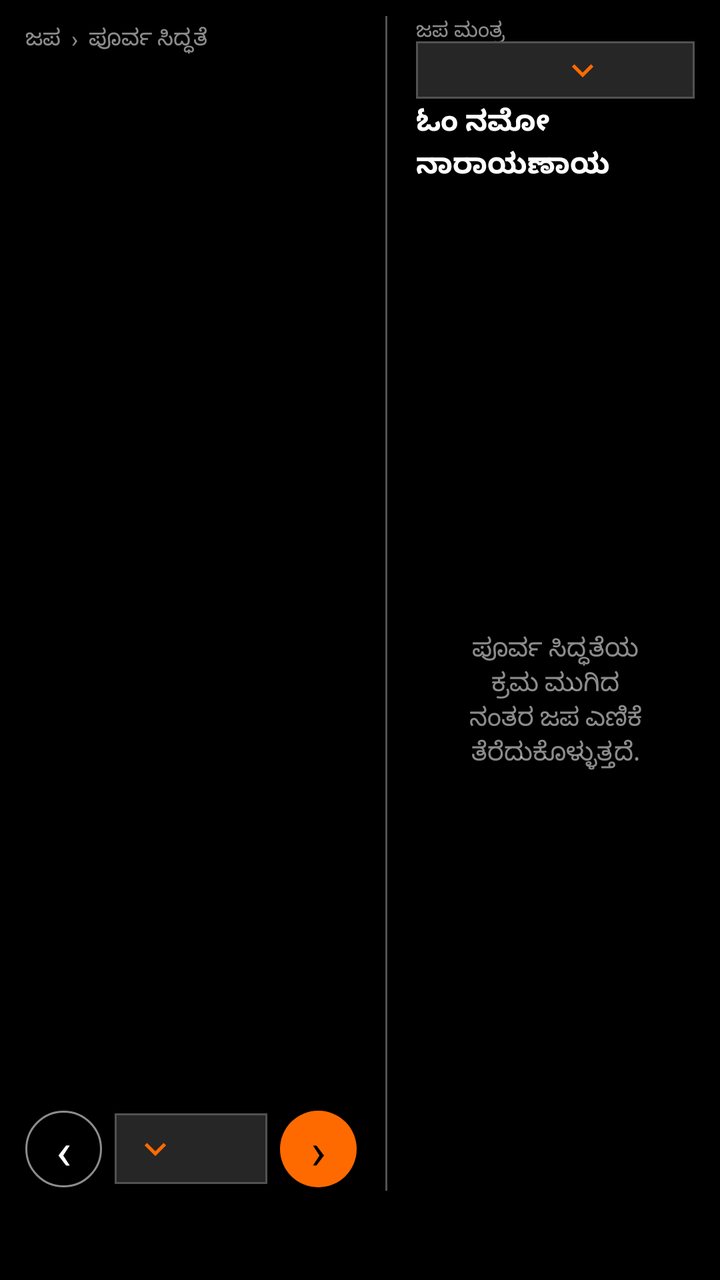
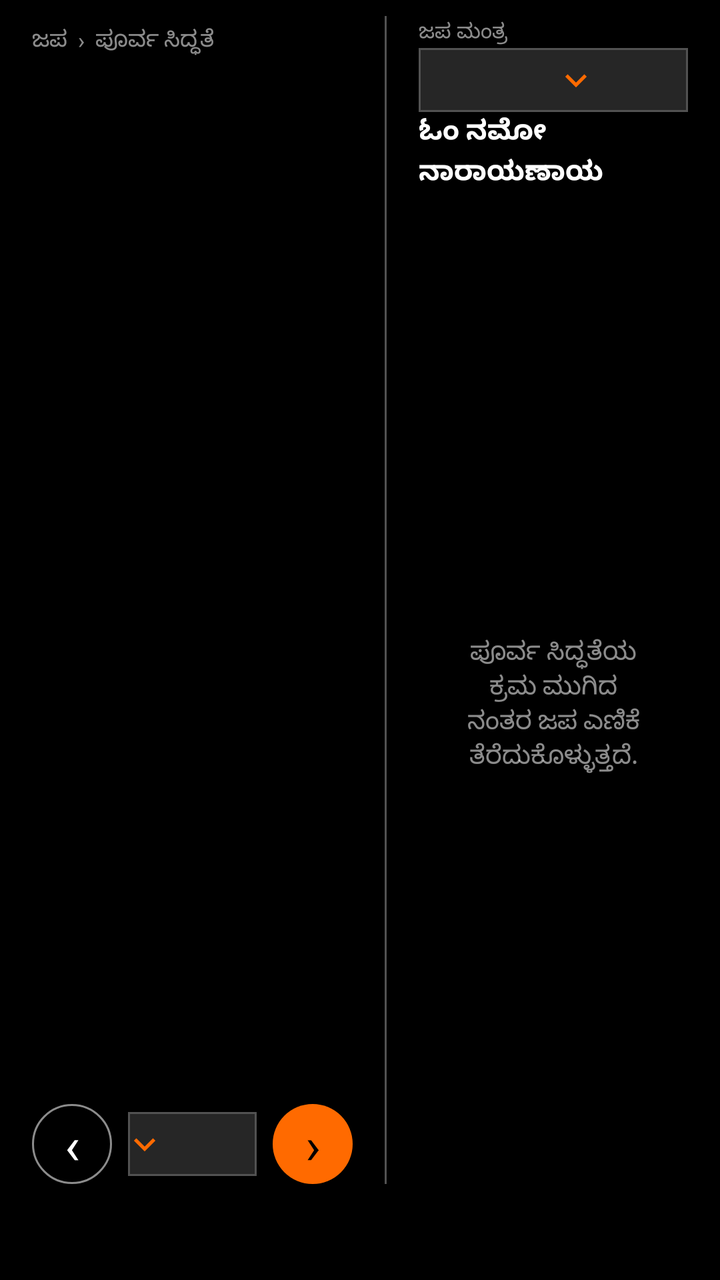

Two renders of the same Android screen: before a commit and after it. Below are the layout's source before the change and the commit's diff.
<!-- AndroidManifest.xml: application theme Theme.PaperDesk -->
<!-- res/layout/page_japa.xml -->
<?xml version="1.0" encoding="utf-8"?>
<LinearLayout xmlns:android="http://schemas.android.com/apk/res/android"
    android:layout_width="match_parent"
    android:layout_height="match_parent"
    android:background="@color/black"
    android:orientation="horizontal"
    android:paddingLeft="@dimen/page_pad_h"
    android:paddingTop="@dimen/japa_pad_top"
    android:paddingRight="@dimen/page_pad_h"
    android:paddingBottom="@dimen/japa_pad_bottom">

    <LinearLayout
        android:layout_width="0dp"
        android:layout_height="match_parent"
        android:layout_weight="1.08"
        android:orientation="vertical"
        android:paddingRight="14.4dp">

        <TextView android:id="@+id/japaTitle" style="@style/Desk.Title"
            android:layout_width="1dp" android:layout_height="1dp" android:visibility="gone" />

        <TextView android:id="@+id/japaRitualTitle" style="@style/Desk.Meta"
            android:layout_width="match_parent" android:layout_height="22.4dp"
            android:gravity="center_vertical" android:text="ಜಪ  ›  ಪೂರ್ವ ಸಿದ್ಧತೆ"
            android:textColor="@color/white_55" android:textSize="11.2sp" />

        <TextView android:id="@+id/japaRitualStep"
            android:layout_width="match_parent" android:layout_height="wrap_content"
            android:layout_marginTop="6.4dp" android:fontWeight="600"
            android:textColor="@color/white" android:textSize="17.6sp" />

        <TextView android:id="@+id/japaRitualBody" style="@style/Desk.Body2"
            android:layout_width="match_parent" android:layout_height="0dp" android:layout_weight="1"
            android:layout_marginTop="6.4dp" android:lineSpacingExtra="2.4dp"
            android:textColor="@color/white_70" android:textSize="13.6sp" />

        <LinearLayout android:layout_width="match_parent" android:layout_height="41.6dp"
            android:gravity="center_vertical" android:orientation="horizontal">
            <TextView android:id="@+id/japaRitualBack"
                android:layout_width="38.4dp" android:layout_height="38.4dp" android:background="@drawable/bg_circle"
                android:contentDescription="ಹಿಂದಿನ ಜಪ ಕ್ರಮ" android:gravity="center" android:text="‹"
                android:textColor="@color/white" android:textSize="25.6sp" />
            <Spinner android:id="@+id/japaRitual"
                android:layout_width="0dp" android:layout_height="35.2dp" android:layout_weight="1"
                android:layout_marginLeft="6.4dp" android:layout_marginRight="6.4dp"
                android:background="@drawable/bg_dropdown" android:popupBackground="@color/surface_2"
                android:spinnerMode="dropdown" />
            <TextView android:id="@+id/japaRitualNext"
                android:layout_width="38.4dp" android:layout_height="38.4dp" android:background="@drawable/bg_circle_fill"
                android:contentDescription="ಮುಂದಿನ ಜಪ ಕ್ರಮ" android:gravity="center" android:text="›"
                android:textColor="@color/black" android:textSize="25.6sp" />
        </LinearLayout>
    </LinearLayout>

    <View android:layout_width="1dp" android:layout_height="match_parent" android:background="@color/divider" />

    <LinearLayout android:layout_width="0dp" android:layout_height="match_parent"
        android:layout_weight="0.92" android:orientation="vertical" android:paddingLeft="14.4dp">

        <TextView style="@style/Desk.Meta" android:layout_width="match_parent" android:layout_height="12.8dp"
            android:gravity="center_vertical" android:text="ಜಪ ಮಂತ್ರ" android:textColor="@color/white_55" />

        <Spinner android:id="@+id/japaMantra" android:layout_width="match_parent" android:layout_height="28.8dp"
            android:background="@drawable/bg_dropdown" android:popupBackground="@color/surface_2"
            android:spinnerMode="dropdown" />

        <TextView android:id="@+id/japaMantraName"
            android:layout_width="match_parent" android:layout_height="41.6dp" android:layout_marginTop="1.6dp"
            android:autoSizeMaxTextSize="17.6sp" android:autoSizeMinTextSize="10.4sp"
            android:autoSizeStepGranularity="0.8sp" android:autoSizeTextType="uniform"
            android:fontWeight="700" android:gravity="center_vertical" android:lineSpacingExtra="1.6dp"
            android:maxLines="3" android:text="ಓಂ ನಮೋ ನಾರಾಯಣಾಯ" android:textColor="@color/white"
            android:textSize="17.6sp" android:textStyle="bold" />

        <TextView android:id="@+id/japaMantraNote" style="@style/Desk.Meta"
            android:layout_width="match_parent" android:layout_height="12.8dp"
            android:gravity="center_vertical" android:textColor="@color/carbon_support_warning"
            android:textSize="10.4sp" android:visibility="invisible" />

        <TextView android:id="@+id/japaWaiting"
            android:layout_width="match_parent" android:layout_height="0dp" android:layout_weight="1"
            android:gravity="center" android:paddingLeft="12.8dp" android:paddingRight="12.8dp"
            android:text="ಪೂರ್ವ ಸಿದ್ಧತೆಯ ಕ್ರಮ ಮುಗಿದ ನಂತರ ಜಪ ಎಣಿಕೆ ತೆರೆದುಕೊಳ್ಳುತ್ತದೆ."
            android:textColor="@color/white_55" android:textSize="12.8sp" />

        <LinearLayout android:id="@+id/japaCounterPane"
            android:layout_width="match_parent" android:layout_height="0dp" android:layout_weight="1"
            android:gravity="center_horizontal" android:orientation="vertical" android:visibility="gone">
            <TextView android:id="@+id/japaCurrent"
                android:layout_width="match_parent" android:layout_height="35.2dp" android:gravity="center"
                android:includeFontPadding="true" android:text="೦" android:textColor="@color/white"
                android:textSize="24sp" />
            <LinearLayout android:layout_width="match_parent" android:layout_height="70.4dp"
                android:gravity="center" android:orientation="horizontal">
                <TextView android:id="@+id/japaTap"
                    android:layout_width="65.6dp" android:layout_height="65.6dp" android:background="@drawable/bg_circle_fill"
                    android:contentDescription="ಒಂದು ಜಪ ಸೇರಿಸಿ" android:fontWeight="700" android:gravity="center"
                    android:text="ಜಪ\n+೧" android:textColor="@color/black" android:textSize="15.2sp" />
                <LinearLayout android:layout_width="70.4dp" android:layout_height="67.2dp"
                    android:layout_marginLeft="9.6dp" android:gravity="center" android:orientation="vertical">
                    <LinearLayout android:layout_width="match_parent" android:layout_height="30.4dp"
                        android:gravity="center" android:orientation="horizontal">
                        <TextView android:id="@+id/japa108"
                            android:layout_width="28.8dp" android:layout_height="28.8dp" android:background="@drawable/bg_circle"
                            android:contentDescription="ನೂರ ಎಂಟು ಜಪ ಸೇರಿಸಿ" android:gravity="center" android:text="+೧೦೮"
                            android:textColor="@color/white" android:textSize="8.8sp" />
                        <TextView android:id="@+id/japaUndo"
                            android:layout_width="28.8dp" android:layout_height="28.8dp" android:layout_marginLeft="6.4dp"
                            android:background="@drawable/bg_circle" android:contentDescription="ಒಂದು ಎಣಿಕೆ ಹಿಂದಕ್ಕೆ"
                            android:gravity="center" android:text="−೧" android:textColor="@color/white" android:textSize="12sp" />
                    </LinearLayout>
                    <LinearLayout android:layout_width="match_parent" android:layout_height="30.4dp"
                        android:layout_marginTop="3.2dp" android:gravity="center" android:orientation="horizontal">
                        <TextView android:id="@+id/japaComplete"
                            android:layout_width="28.8dp" android:layout_height="28.8dp" android:background="@drawable/bg_circle_fill"
                            android:contentDescription="ಜಪ ಅವಧಿ ದಾಖಲಿಸು" android:gravity="center" android:text="✓"
                            android:textColor="@color/black" android:textSize="16sp" />
                        <TextView android:id="@+id/japaReset"
                            android:layout_width="28.8dp" android:layout_height="28.8dp" android:layout_marginLeft="6.4dp"
                            android:background="@drawable/bg_circle" android:contentDescription="ಪ್ರಸ್ತುತ ಜಪ ಎಣಿಕೆಯನ್ನು ಮರುಹೊಂದಿಸು"
                            android:gravity="center" android:text="↺" android:textColor="@color/white" android:textSize="15.2sp" />
                    </LinearLayout>
                </LinearLayout>
            </LinearLayout>
            <TextView android:id="@+id/japaSessions" style="@style/Desk.Meta"
                android:layout_width="match_parent" android:layout_height="12.8dp" android:gravity="center"
                android:textSize="10.4sp" />
        </LinearLayout>
    </LinearLayout>
</LinearLayout>
<!-- resources referenced by this layout -->
<resources>
  <color name="black">#000000</color>
  <color name="carbon_support_warning">#F1C21B</color>
  <color name="divider">#525252</color>
  <color name="surface_2">#262626</color>
  <color name="white">#FFFFFF</color>
  <color name="white_55">#8CFFFFFF</color>
  <color name="white_70">#B3FFFFFF</color>
  <dimen name="japa_pad_bottom">44.8dp</dimen>
  <dimen name="japa_pad_top">8dp</dimen>
  <dimen name="page_pad_h">12.8dp</dimen>
  <!-- drawable bg_circle_fill (drawable) -->
  <?xml version="1.0" encoding="utf-8"?>
  <ripple xmlns:android="http://schemas.android.com/apk/res/android"
      android:color="@color/white">
      <item>
          <shape android:shape="oval">
              <solid android:color="@color/accent" />
          </shape>
      </item>
  </ripple>
  <style name="Desk.Body2" parent="Desk">
          <item name="android:textSize">@dimen/type_body2</item>
          <item name="android:fontWeight">400</item>
          <item name="android:textStyle">normal</item>
          <item name="android:textColor">@color/white_70</item>
      </style>
  <style name="Desk.Meta" parent="Desk">
          <item name="android:textSize">@dimen/type_meta</item>
          <item name="android:fontWeight">400</item>
          <item name="android:textStyle">normal</item>
          <item name="android:textColor">@color/white_55</item>
      </style>
  <style name="Desk.Title" parent="Desk">
          <item name="android:textSize">@dimen/type_title</item>
          <item name="android:fontWeight">600</item>
          <item name="android:textStyle">normal</item>
          <item name="android:textColor">@color/white</item>
      </style>
  <color name="accent">#FF6A00</color>
  <dimen name="stroke_standard">1dp</dimen>
  <style name="Desk">
          <item name="android:fontFamily">sans-serif</item>
          <item name="android:textColor">@color/white</item>
      </style>
  <dimen name="type_body2">12sp</dimen>
  <dimen name="type_meta">10.4sp</dimen>
  <dimen name="type_title">17.6sp</dimen>
  <color name="carbon_support_error">#FA4D56</color>
  <color name="carbon_gray_80">#393939</color>
  <style name="ShapeAppearance.PaperDesk" parent="ShapeAppearance.MaterialComponents">
          <item name="cornerFamily">rounded</item>
          <item name="cornerSize">0dp</item>
      </style>
  <style name="Desk.Check" parent="Widget.AppCompat.CompoundButton.CheckBox">
          <item name="android:button">@drawable/bg_checkbox</item>
      </style>
  <color name="accent_70">#B3FF6A00</color>
  <dimen name="btn_h">32dp</dimen>
  <dimen name="type_btn">12sp</dimen>
  <dimen name="space_16">12.8dp</dimen>
  <dimen name="space_8">6.4dp</dimen>
  <dimen name="touch">35.2dp</dimen>
  <dimen name="stroke_hairline">0.5dp</dimen>
  <!-- drawable bg_dialog (drawable) -->
  <?xml version="1.0" encoding="utf-8"?>
  <shape xmlns:android="http://schemas.android.com/apk/res/android"
      android:shape="rectangle">
      <solid android:color="@color/black" />
      <stroke
          android:width="@dimen/stroke"
          android:color="@color/white" />
  </shape>
  <style name="Desk.DialogButton.Positive" parent="Desk.DialogButton">
          <item name="android:textColor">@color/accent</item>
      </style>
  <style name="Desk.DialogButton.Negative" parent="Desk.DialogButton">
          <item name="android:textColor">@color/white_70</item>
      </style>
  <dimen name="check">16dp</dimen>
  <dimen name="stroke">0.5dp</dimen>
  <style name="Desk.DialogButton" parent="Widget.AppCompat.Button.ButtonBar.AlertDialog">
          <item name="android:background">@color/black</item>
          <item name="android:minHeight">48dp</item>
          <item name="android:textSize">18sp</item>
      </style>
  <!-- unchanged entries left out for length: 12 -->
</resources>

<!-- the commit's change to res/layout/page_japa.xml (unified diff, before → after) -->
@@ -14,39 +14,39 @@
         android:layout_height="match_parent"
         android:layout_weight="1.08"
         android:orientation="vertical"
-        android:paddingRight="14.4dp">
+        android:paddingRight="@dimen/ui_grid_2">
 
         <TextView android:id="@+id/japaTitle" style="@style/Desk.Title"
             android:layout_width="1dp" android:layout_height="1dp" android:visibility="gone" />
 
         <TextView android:id="@+id/japaRitualTitle" style="@style/Desk.Meta"
-            android:layout_width="match_parent" android:layout_height="22.4dp"
+            android:layout_width="match_parent" android:layout_height="@dimen/ui_grid_3"
             android:gravity="center_vertical" android:text="ಜಪ  ›  ಪೂರ್ವ ಸಿದ್ಧತೆ"
             android:textColor="@color/white_55" android:textSize="11.2sp" />
 
         <TextView android:id="@+id/japaRitualStep"
             android:layout_width="match_parent" android:layout_height="wrap_content"
-            android:layout_marginTop="6.4dp" android:fontWeight="600"
+            android:layout_marginTop="@dimen/ui_grid_1" android:fontWeight="600"
             android:textColor="@color/white" android:textSize="17.6sp" />
 
         <TextView android:id="@+id/japaRitualBody" style="@style/Desk.Body2"
             android:layout_width="match_parent" android:layout_height="0dp" android:layout_weight="1"
-            android:layout_marginTop="6.4dp" android:lineSpacingExtra="2.4dp"
+            android:layout_marginTop="@dimen/ui_grid_1" android:lineSpacingExtra="2.4dp"
             android:textColor="@color/white_70" android:textSize="13.6sp" />
 
-        <LinearLayout android:layout_width="match_parent" android:layout_height="41.6dp"
+        <LinearLayout android:layout_width="match_parent" android:layout_height="@dimen/ui_grid_5"
             android:gravity="center_vertical" android:orientation="horizontal">
             <TextView android:id="@+id/japaRitualBack"
-                android:layout_width="38.4dp" android:layout_height="38.4dp" android:background="@drawable/bg_circle"
+                android:layout_width="@dimen/ui_grid_5" android:layout_height="@dimen/ui_grid_5" android:background="@drawable/bg_circle"
                 android:contentDescription="ಹಿಂದಿನ ಜಪ ಕ್ರಮ" android:gravity="center" android:text="‹"
                 android:textColor="@color/white" android:textSize="25.6sp" />
             <Spinner android:id="@+id/japaRitual"
-                android:layout_width="0dp" android:layout_height="35.2dp" android:layout_weight="1"
-                android:layout_marginLeft="6.4dp" android:layout_marginRight="6.4dp"
+                android:layout_width="0dp" android:layout_height="@dimen/ui_grid_4" android:layout_weight="1"
+                android:layout_marginLeft="@dimen/ui_grid_1" android:layout_marginRight="@dimen/ui_grid_1"
                 android:background="@drawable/bg_dropdown" android:popupBackground="@color/surface_2"
                 android:spinnerMode="dropdown" />
             <TextView android:id="@+id/japaRitualNext"
-                android:layout_width="38.4dp" android:layout_height="38.4dp" android:background="@drawable/bg_circle_fill"
+                android:layout_width="@dimen/ui_grid_5" android:layout_height="@dimen/ui_grid_5" android:background="@drawable/bg_circle_fill"
                 android:contentDescription="ಮುಂದಿನ ಜಪ ಕ್ರಮ" android:gravity="center" android:text="›"
                 android:textColor="@color/black" android:textSize="25.6sp" />
         </LinearLayout>
@@ -55,17 +55,17 @@
     <View android:layout_width="1dp" android:layout_height="match_parent" android:background="@color/divider" />
 
     <LinearLayout android:layout_width="0dp" android:layout_height="match_parent"
-        android:layout_weight="0.92" android:orientation="vertical" android:paddingLeft="14.4dp">
+        android:layout_weight="0.92" android:orientation="vertical" android:paddingLeft="@dimen/ui_grid_2">
 
-        <TextView style="@style/Desk.Meta" android:layout_width="match_parent" android:layout_height="12.8dp"
+        <TextView style="@style/Desk.Meta" android:layout_width="match_parent" android:layout_height="@dimen/ui_grid_2"
             android:gravity="center_vertical" android:text="ಜಪ ಮಂತ್ರ" android:textColor="@color/white_55" />
 
-        <Spinner android:id="@+id/japaMantra" android:layout_width="match_parent" android:layout_height="28.8dp"
+        <Spinner android:id="@+id/japaMantra" android:layout_width="match_parent" android:layout_height="@dimen/ui_grid_4"
             android:background="@drawable/bg_dropdown" android:popupBackground="@color/surface_2"
             android:spinnerMode="dropdown" />
 
         <TextView android:id="@+id/japaMantraName"
-            android:layout_width="match_parent" android:layout_height="41.6dp" android:layout_marginTop="1.6dp"
+            android:layout_width="match_parent" android:layout_height="@dimen/ui_grid_5"
             android:autoSizeMaxTextSize="17.6sp" android:autoSizeMinTextSize="10.4sp"
             android:autoSizeStepGranularity="0.8sp" android:autoSizeTextType="uniform"
             android:fontWeight="700" android:gravity="center_vertical" android:lineSpacingExtra="1.6dp"
@@ -73,13 +73,13 @@
             android:textSize="17.6sp" android:textStyle="bold" />
 
         <TextView android:id="@+id/japaMantraNote" style="@style/Desk.Meta"
-            android:layout_width="match_parent" android:layout_height="12.8dp"
+            android:layout_width="match_parent" android:layout_height="@dimen/ui_grid_2"
             android:gravity="center_vertical" android:textColor="@color/carbon_support_warning"
             android:textSize="10.4sp" android:visibility="invisible" />
 
         <TextView android:id="@+id/japaWaiting"
             android:layout_width="match_parent" android:layout_height="0dp" android:layout_weight="1"
-            android:gravity="center" android:paddingLeft="12.8dp" android:paddingRight="12.8dp"
+            android:gravity="center" android:paddingLeft="@dimen/ui_grid_2" android:paddingRight="@dimen/ui_grid_2"
             android:text="ಪೂರ್ವ ಸಿದ್ಧತೆಯ ಕ್ರಮ ಮುಗಿದ ನಂತರ ಜಪ ಎಣಿಕೆ ತೆರೆದುಕೊಳ್ಳುತ್ತದೆ."
             android:textColor="@color/white_55" android:textSize="12.8sp" />
 
@@ -87,43 +87,43 @@
             android:layout_width="match_parent" android:layout_height="0dp" android:layout_weight="1"
             android:gravity="center_horizontal" android:orientation="vertical" android:visibility="gone">
             <TextView android:id="@+id/japaCurrent"
-                android:layout_width="match_parent" android:layout_height="35.2dp" android:gravity="center"
+                android:layout_width="match_parent" android:layout_height="@dimen/ui_grid_4" android:gravity="center"
                 android:includeFontPadding="true" android:text="೦" android:textColor="@color/white"
                 android:textSize="24sp" />
-            <LinearLayout android:layout_width="match_parent" android:layout_height="70.4dp"
+            <LinearLayout android:layout_width="match_parent" android:layout_height="72dp"
                 android:gravity="center" android:orientation="horizontal">
                 <TextView android:id="@+id/japaTap"
-                    android:layout_width="65.6dp" android:layout_height="65.6dp" android:background="@drawable/bg_circle_fill"
+                    android:layout_width="@dimen/ui_grid_8" android:layout_height="@dimen/ui_grid_8" android:background="@drawable/bg_circle_fill"
                     android:contentDescription="ಒಂದು ಜಪ ಸೇರಿಸಿ" android:fontWeight="700" android:gravity="center"
                     android:text="ಜಪ\n+೧" android:textColor="@color/black" android:textSize="15.2sp" />
-                <LinearLayout android:layout_width="70.4dp" android:layout_height="67.2dp"
-                    android:layout_marginLeft="9.6dp" android:gravity="center" android:orientation="vertical">
-                    <LinearLayout android:layout_width="match_parent" android:layout_height="30.4dp"
+                <LinearLayout android:layout_width="72dp" android:layout_height="72dp"
+                    android:layout_marginLeft="@dimen/ui_grid_1" android:gravity="center" android:orientation="vertical">
+                    <LinearLayout android:layout_width="match_parent" android:layout_height="@dimen/ui_grid_4"
                         android:gravity="center" android:orientation="horizontal">
                         <TextView android:id="@+id/japa108"
-                            android:layout_width="28.8dp" android:layout_height="28.8dp" android:background="@drawable/bg_circle"
+                            android:layout_width="@dimen/ui_grid_4" android:layout_height="@dimen/ui_grid_4" android:background="@drawable/bg_circle"
                             android:contentDescription="ನೂರ ಎಂಟು ಜಪ ಸೇರಿಸಿ" android:gravity="center" android:text="+೧೦೮"
                             android:textColor="@color/white" android:textSize="8.8sp" />
                         <TextView android:id="@+id/japaUndo"
-                            android:layout_width="28.8dp" android:layout_height="28.8dp" android:layout_marginLeft="6.4dp"
+                            android:layout_width="@dimen/ui_grid_4" android:layout_height="@dimen/ui_grid_4" android:layout_marginLeft="@dimen/ui_grid_1"
                             android:background="@drawable/bg_circle" android:contentDescription="ಒಂದು ಎಣಿಕೆ ಹಿಂದಕ್ಕೆ"
                             android:gravity="center" android:text="−೧" android:textColor="@color/white" android:textSize="12sp" />
                     </LinearLayout>
-                    <LinearLayout android:layout_width="match_parent" android:layout_height="30.4dp"
-                        android:layout_marginTop="3.2dp" android:gravity="center" android:orientation="horizontal">
+                    <LinearLayout android:layout_width="match_parent" android:layout_height="@dimen/ui_grid_4"
+                        android:layout_marginTop="@dimen/ui_grid_1" android:gravity="center" android:orientation="horizontal">
                         <TextView android:id="@+id/japaComplete"
-                            android:layout_width="28.8dp" android:layout_height="28.8dp" android:background="@drawable/bg_circle_fill"
+                            android:layout_width="@dimen/ui_grid_4" android:layout_height="@dimen/ui_grid_4" android:background="@drawable/bg_circle_fill"
                             android:contentDescription="ಜಪ ಅವಧಿ ದಾಖಲಿಸು" android:gravity="center" android:text="✓"
                             android:textColor="@color/black" android:textSize="16sp" />
                         <TextView android:id="@+id/japaReset"
-                            android:layout_width="28.8dp" android:layout_height="28.8dp" android:layout_marginLeft="6.4dp"
+                            android:layout_width="@dimen/ui_grid_4" android:layout_height="@dimen/ui_grid_4" android:layout_marginLeft="@dimen/ui_grid_1"
                             android:background="@drawable/bg_circle" android:contentDescription="ಪ್ರಸ್ತುತ ಜಪ ಎಣಿಕೆಯನ್ನು ಮರುಹೊಂದಿಸು"
                             android:gravity="center" android:text="↺" android:textColor="@color/white" android:textSize="15.2sp" />
                     </LinearLayout>
                 </LinearLayout>
             </LinearLayout>
             <TextView android:id="@+id/japaSessions" style="@style/Desk.Meta"
-                android:layout_width="match_parent" android:layout_height="12.8dp" android:gravity="center"
+                android:layout_width="match_parent" android:layout_height="@dimen/ui_grid_2" android:gravity="center"
                 android:textSize="10.4sp" />
         </LinearLayout>
     </LinearLayout>
<!-- resource entries referenced after the edit -->
@@ -7,9 +7,15 @@
   <color name="white">#FFFFFF</color>
   <color name="white_55">#8CFFFFFF</color>
   <color name="white_70">#B3FFFFFF</color>
-  <dimen name="japa_pad_bottom">44.8dp</dimen>
+  <dimen name="japa_pad_bottom">48dp</dimen>
   <dimen name="japa_pad_top">8dp</dimen>
-  <dimen name="page_pad_h">12.8dp</dimen>
+  <dimen name="page_pad_h">16dp</dimen>
+  <dimen name="ui_grid_1">8dp</dimen>
+  <dimen name="ui_grid_2">16dp</dimen>
+  <dimen name="ui_grid_3">24dp</dimen>
+  <dimen name="ui_grid_4">32dp</dimen>
+  <dimen name="ui_grid_5">40dp</dimen>
+  <dimen name="ui_grid_8">64dp</dimen>
   <!-- drawable bg_circle_fill (drawable) -->
   <?xml version="1.0" encoding="utf-8"?>
   <ripple xmlns:android="http://schemas.android.com/apk/res/android"
@@ -61,7 +67,7 @@
   <dimen name="type_btn">12sp</dimen>
   <dimen name="space_16">12.8dp</dimen>
   <dimen name="space_8">6.4dp</dimen>
-  <dimen name="touch">35.2dp</dimen>
+  <dimen name="touch">40dp</dimen>
   <dimen name="stroke_hairline">0.5dp</dimen>
   <!-- drawable bg_dialog (drawable) -->
   <?xml version="1.0" encoding="utf-8"?>
